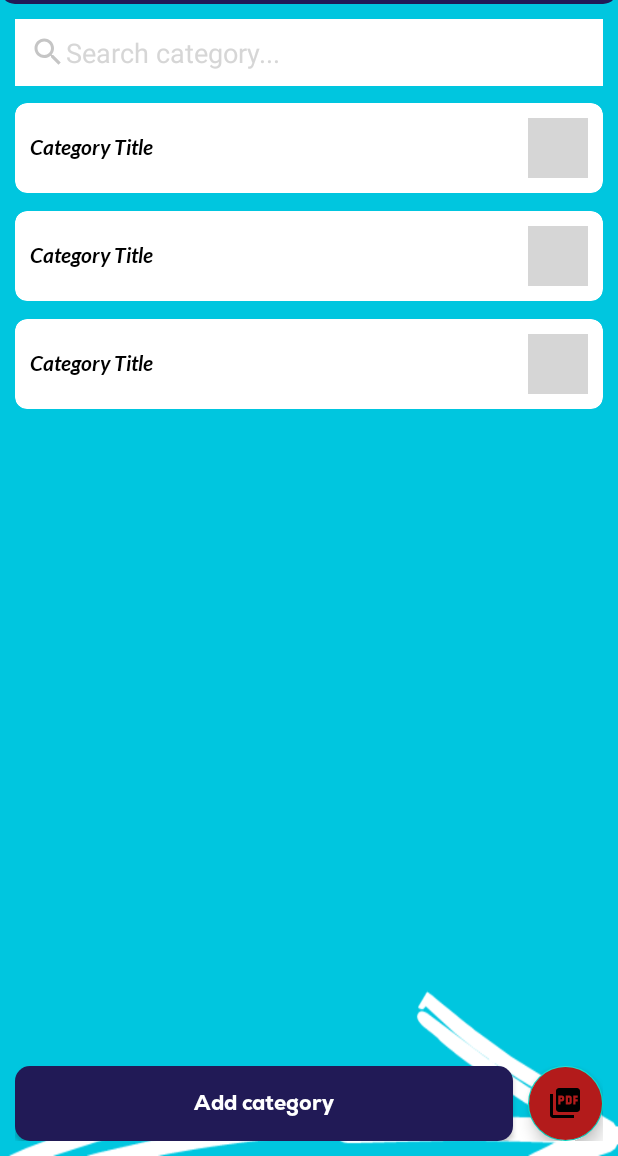
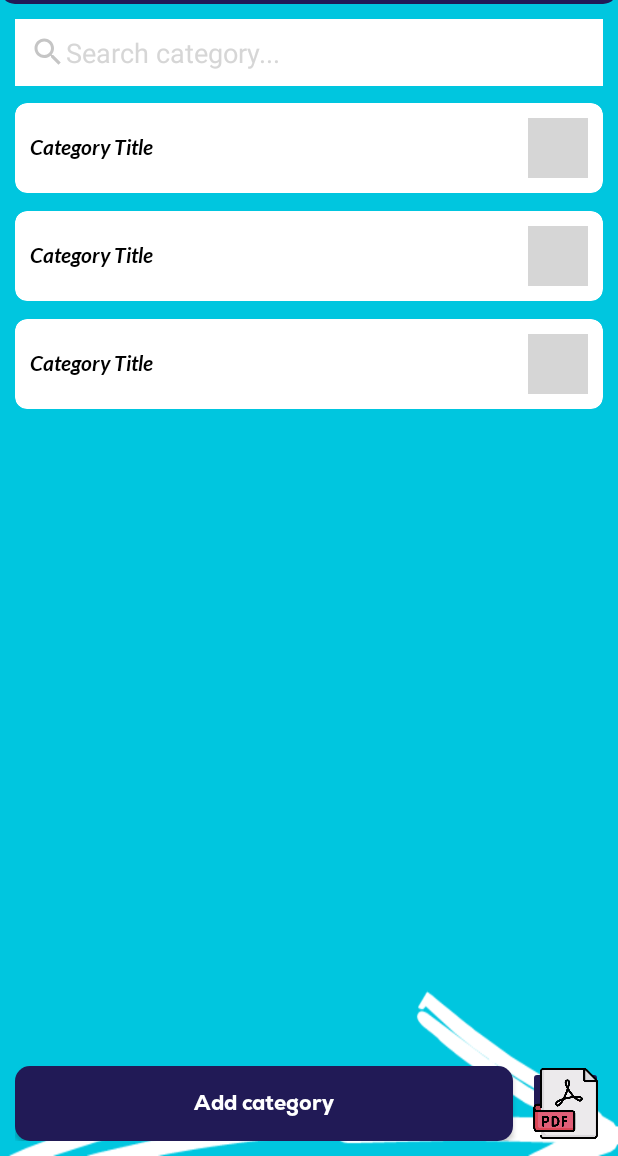
Before and after one commit to justCongDoan/Reading_book_app_project, an Android app: the layout activity_dashboard_admin.xml on its own in the app's theme, with its tools: preview values and no code run, on a phone screen of 412 x 824 dp, the part 80-1236 px from its top. Run offline under Robolectric (Android 15) with nearby library versions, the phone set to English and light mode, and no system bars; grey boxes are pictures that could not be loaded.

Commit message:
change UI

```diff
--- a/app/src/main/java/com/example/bookapp1/activities/DashboardUserActivity.java
+++ b/app/src/main/java/com/example/bookapp1/activities/DashboardUserActivity.java
@@ -1,5 +1,6 @@
 package com.example.bookapp1.activities;
 
+import android.app.ProgressDialog;
 import android.content.Context;
 import android.content.Intent;
 import android.os.Bundle;
@@ -27,6 +28,9 @@ import com.google.firebase.database.ValueEventListener;
 import java.util.ArrayList;
 
 public class DashboardUserActivity extends AppCompatActivity {
+
+    // progress dialog
+    private ProgressDialog progressDialog;
 
     // showing tabs
     public ArrayList<CategoryModel> categoryModelArrayList;
--- a/app/src/main/java/com/example/bookapp1/activities/RegisterActivity.java
+++ b/app/src/main/java/com/example/bookapp1/activities/RegisterActivity.java
@@ -40,7 +40,6 @@ public class RegisterActivity extends AppCompatActivity {
 
         // region note no.1
         /*
-         * Add following dependencies of firebase:
          *  1) Firebase Auth
          *  2) Firebase realtime database
          *  3) Firebase Storage
--- a/app/src/main/res/drawable/ic_back_white.xml
+++ b/app/src/main/res/drawable/ic_back_white.xml
@@ -1,3 +1,5 @@
+
+
 <vector android:height="24dp" android:tint="#FFFFFF"
     android:viewportHeight="24" android:viewportWidth="24"
     android:width="24dp" xmlns:android="http://schemas.android.com/apk/res/android">
--- a/app/src/main/res/layout/activity_dashboard_admin.xml
+++ b/app/src/main/res/layout/activity_dashboard_admin.xml
@@ -114,14 +114,16 @@
             android:textColor="@color/white"/>
 
         <!--Add PDF file-->
-        <com.google.android.material.floatingactionbutton.FloatingActionButton
+        <ImageButton
             android:id="@+id/addPdfFileFab_ID"
-            android:layout_width="wrap_content"
-            android:layout_height="wrap_content"
-            android:src="@drawable/ic_pdf_add_white"
-            android:tint="@color/black"
+            android:layout_width="50dp"
+            android:layout_height="50dp"
+            android:src="@drawable/im_pdf"
             app:fabCustomSize="50dp"
-            android:backgroundTint="@color/red"/>
+            android:adjustViewBounds="true"
+            android:padding="1dp"
+            android:scaleType="fitCenter"
+            android:backgroundTint="@color/deep_blue"/>
 
     </LinearLayout>
 
--- a/app/src/main/res/layout/activity_login.xml
+++ b/app/src/main/res/layout/activity_login.xml
@@ -52,6 +52,7 @@
                 android:id="@+id/emailTil"
                 android:layout_width="match_parent"
                 android:layout_height="wrap_content"
+                app:boxBackgroundMode="none"
                 app:hintEnabled="false">
 
                 <EditText
@@ -79,6 +80,7 @@
                 android:layout_below="@id/emailTil"
                 android:layout_marginTop="5dp"
                 app:hintEnabled="false"
+                app:boxBackgroundMode="none"
                 app:passwordToggleEnabled="true">
 
                 <EditText
--- a/app/src/main/res/layout/activity_register.xml
+++ b/app/src/main/res/layout/activity_register.xml
@@ -63,6 +63,7 @@
                 android:id="@+id/nameTil"
                 android:layout_width="match_parent"
                 android:layout_height="wrap_content"
+                app:boxBackgroundMode="none"
                 app:hintEnabled="false">
 
                 <EditText
@@ -89,6 +90,7 @@
                 android:layout_height="wrap_content"
                 android:layout_below="@id/nameTil"
                 android:layout_marginTop="5dp"
+                app:boxBackgroundMode="none"
                 app:hintEnabled="false">
 
                 <EditText
@@ -116,6 +118,7 @@
                 android:layout_below="@id/emailTil"
                 android:layout_marginTop="5dp"
                 app:passwordToggleEnabled="true"
+                app:boxBackgroundMode="none"
                 app:hintEnabled="false">
 
                 <EditText
@@ -143,6 +146,7 @@
                 android:layout_below="@id/passwordTil"
                 android:layout_marginTop="5dp"
                 app:passwordToggleEnabled="true"
+                app:boxBackgroundMode="none"
                 app:hintEnabled="false">
 
                 <EditText
--- a/app/src/main/res/layout/row_pdf_user.xml
+++ b/app/src/main/res/layout/row_pdf_user.xml
@@ -24,7 +24,7 @@
             <com.github.barteksc.pdfviewer.PDFView
                 android:id="@+id/pdfView_ID"
                 android:layout_width="match_parent"
-                android:layout_height="match_parent"/>
+                android:layout_height="match_parent" />
 
             <!--Progress bar-->
             <ProgressBar
--- a/build.gradle
+++ b/build.gradle
@@ -1,10 +1,11 @@
 buildscript {
     repositories {
         google()
+        mavenCentral()
         jcenter()
     }
     dependencies {
-        classpath 'com.android.tools.build:gradle:7.2.0'
+        classpath 'com.android.tools.build:gradle:7.2.1'
         classpath 'com.google.gms:google-services:4.3.10'
     }
 }
@@ -12,6 +13,7 @@ buildscript {
 allprojects {
     repositories {
         google()
+        mavenCentral()
         jcenter()
     }
 }
```
Also changed, not shown: app/src/main/res/layout/activity_dashboard_user.xml (+7 -3 lines), app/src/main/res/layout/row_comment.xml (+5 -4 lines), app/src/main/res/drawable/im_pdf.png (added).
